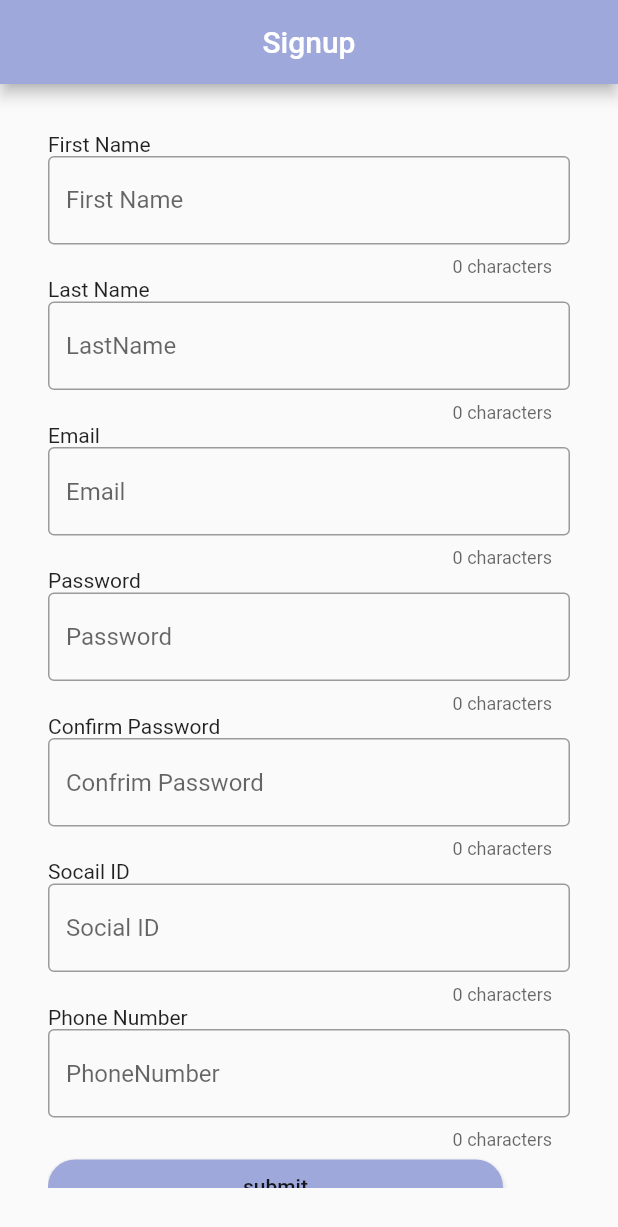
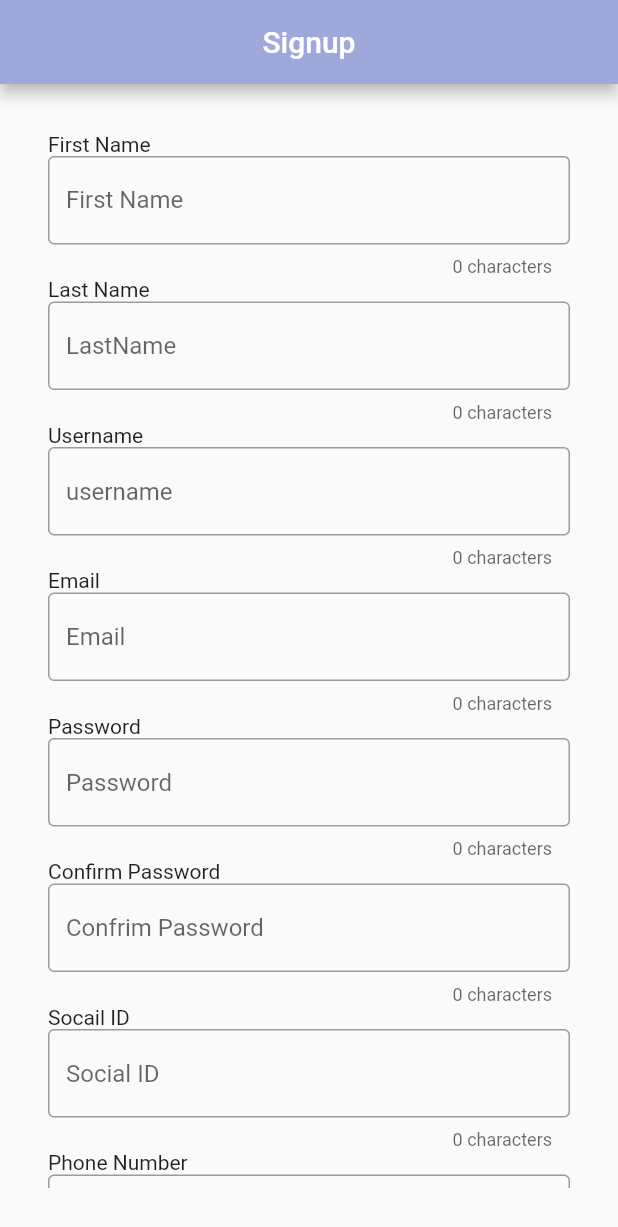
Before and after one commit to monikaMagdy/Event-Ogranizer, a Flutter app: the screen it shows after launch, after a tap on "Signup", on a phone screen of 412 x 824 dp. Shown: the top 1227 px of the screen. Run offline on Flutter 3.47's test engine with Material 2 defaults, Android fonts, the phone set to English and light mode, and no system bars; our stand-ins replace simple_animations.

Commit message:
numberText

```diff
--- a/lib/signup.dart
+++ b/lib/signup.dart
@@ -1,3 +1,4 @@
+import 'package:flutter/services.dart';
 import 'package:flutter/material.dart';
 import 'package:mobile_project/buttomMenu.dart';
 
@@ -108,6 +109,26 @@ class _SignUpForm extends State<SignUpForm> {
                 },
                 onSaved: (lastName) => lastName = lastName,
               ),
+              Text("Username"),
+              TextFormField(
+                decoration: const InputDecoration(
+                  border: OutlineInputBorder(),
+                  hintText: "username",
+                  counterText: '0 characters',
+                  //errorText: 'Error Text',
+                ),
+                validator: (value) {
+                  if (value.isEmpty) {
+                    return 'Please enter some text';
+                  } else if (value.length < 4) {
+                    return 'last name too short';
+                  } else if (!RegExp('^[a-zA-Z-]').hasMatch(value)) {
+                    return 'Enter Valid Username';
+                  }
+                  return null;
+                },
+                onSaved: (lastName) => lastName = lastName,
+              ),
               //####################################
               Text("Email"),
               TextFormField(
@@ -145,6 +166,8 @@ class _SignUpForm extends State<SignUpForm> {
                     return 'Please enter some text';
                   } else if (value.length < 6) {
                     return 'Password is not less than 6 characters';
+                  } else if (!RegExp('^[a-zA-Z0-9]').hasMatch(value)) {
+                    return 'Enter Valid Email';
                   }
                   return null;
                 },
@@ -174,6 +197,7 @@ class _SignUpForm extends State<SignUpForm> {
               ),
               Text("Socail ID"),
               TextFormField(
+                keyboardType: TextInputType.number,
                 decoration: const InputDecoration(
                   border: OutlineInputBorder(),
                   hintText: "Social ID",
@@ -194,6 +218,7 @@ class _SignUpForm extends State<SignUpForm> {
               ),
               Text("Phone Number"),
               TextFormField(
+                keyboardType: TextInputType.number,
                 decoration: const InputDecoration(
                   border: OutlineInputBorder(),
                   hintText: "PhoneNumber",
```
